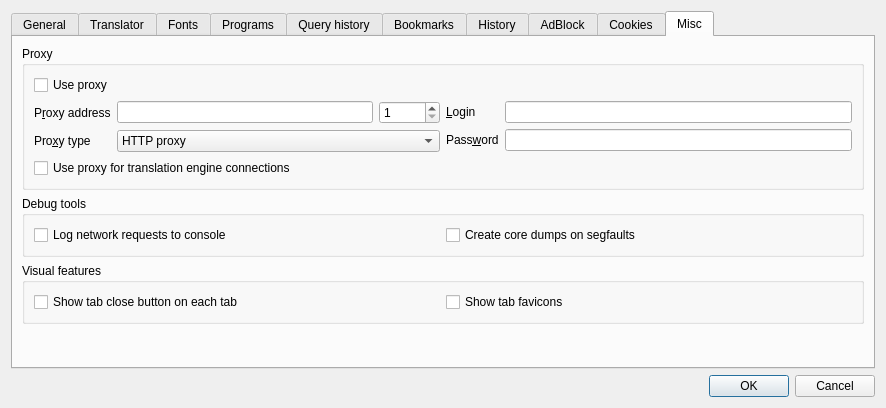
Above: settingsdlg.ui from kernel1024/jpreader before the change. Below: the same form after it.
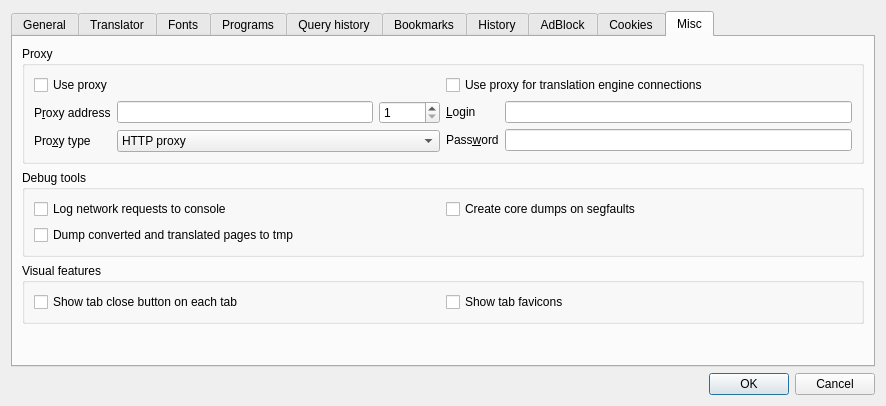
That is the form after the change. The open tabs and pages were chosen to show the change. Custom widgets are drawn as their Qt base class.

Commit message: Dump page contents from translator.

```diff
--- a/settingsdlg.ui
+++ b/settingsdlg.ui
@@ -7,7 +7,7 @@
     <x>0</x>
     <y>0</y>
     <width>886</width>
-    <height>408</height>
+    <height>406</height>
    </rect>
   </property>
   <property name="windowTitle">
@@ -1343,17 +1343,22 @@
          <property name="title">
           <string>Proxy</string>
          </property>
-         <layout class="QVBoxLayout" name="verticalLayout_14">
-          <item>
+         <layout class="QGridLayout" name="gridLayout">
+          <item row="0" column="0">
            <widget class="QCheckBox" name="checkUseProxy">
             <property name="text">
              <string>Use proxy</string>
             </property>
            </widget>
           </item>
-          <item>
-           <layout class="QHBoxLayout" name="horizontalLayout_19">
-            <item>
+          <item row="0" column="1">
+           <widget class="QCheckBox" name="checkUseProxyTranslator">
+            <property name="text">
+             <string>Use proxy for translation engine connections</string>
+            </property>
+           </widget>
+          </item>
+          <item row="1" column="0">
              <layout class="QFormLayout" name="formLayout_6">
               <item row="0" column="0">
                <widget class="QLabel" name="label_20">
@@ -1419,7 +1424,7 @@
               </item>
              </layout>
             </item>
-            <item>
+          <item row="1" column="1">
              <layout class="QFormLayout" name="formLayout_5">
               <item row="0" column="0">
                <widget class="QLabel" name="label_21">
@@ -1450,15 +1455,6 @@
              </layout>
             </item>
            </layout>
-          </item>
-          <item>
-           <widget class="QCheckBox" name="checkUseProxyTranslator">
-            <property name="text">
-             <string>Use proxy for translation engine connections</string>
-            </property>
-           </widget>
-          </item>
-         </layout>
         </widget>
        </item>
        <item>
@@ -1466,21 +1462,28 @@
          <property name="title">
           <string>Debug tools</string>
          </property>
-         <layout class="QHBoxLayout" name="horizontalLayout_21">
-          <item>
+         <layout class="QGridLayout" name="gridLayout_2">
+          <item row="0" column="0">
            <widget class="QCheckBox" name="checkLogNetworkRequests">
             <property name="text">
              <string>Log network requests to console</string>
             </property>
            </widget>
           </item>
-          <item>
+          <item row="0" column="1">
            <widget class="QCheckBox" name="checkCreateCoredumps">
             <property name="text">
              <string>Create core dumps on segfaults</string>
             </property>
            </widget>
           </item>
+          <item row="1" column="0">
+           <widget class="QCheckBox" name="checkDumpHtml">
+            <property name="text">
+             <string>Dump converted and translated pages to tmp</string>
+            </property>
+           </widget>
+          </item>
          </layout>
         </widget>
        </item>
```
Left out of the diff: 3 changed lines with no effect on the pictures. Lines whose indentation alone changed are shown as unchanged. The commit also changes 8 other files.
